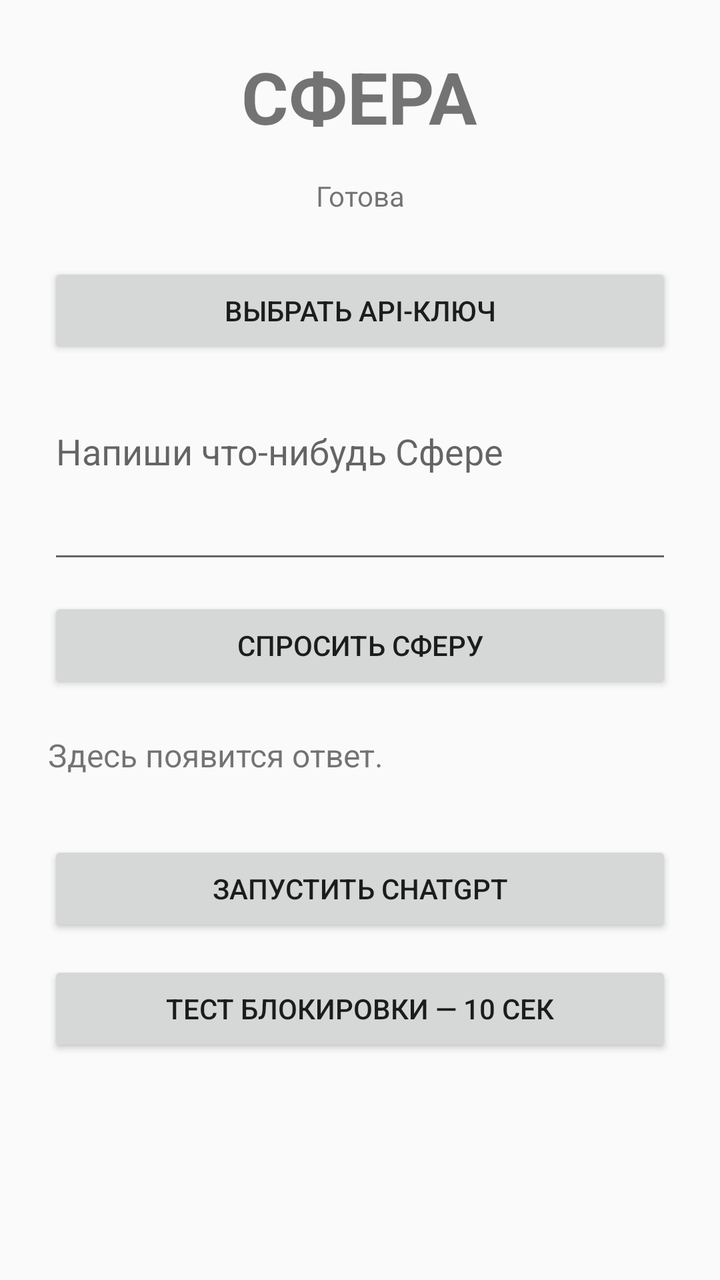
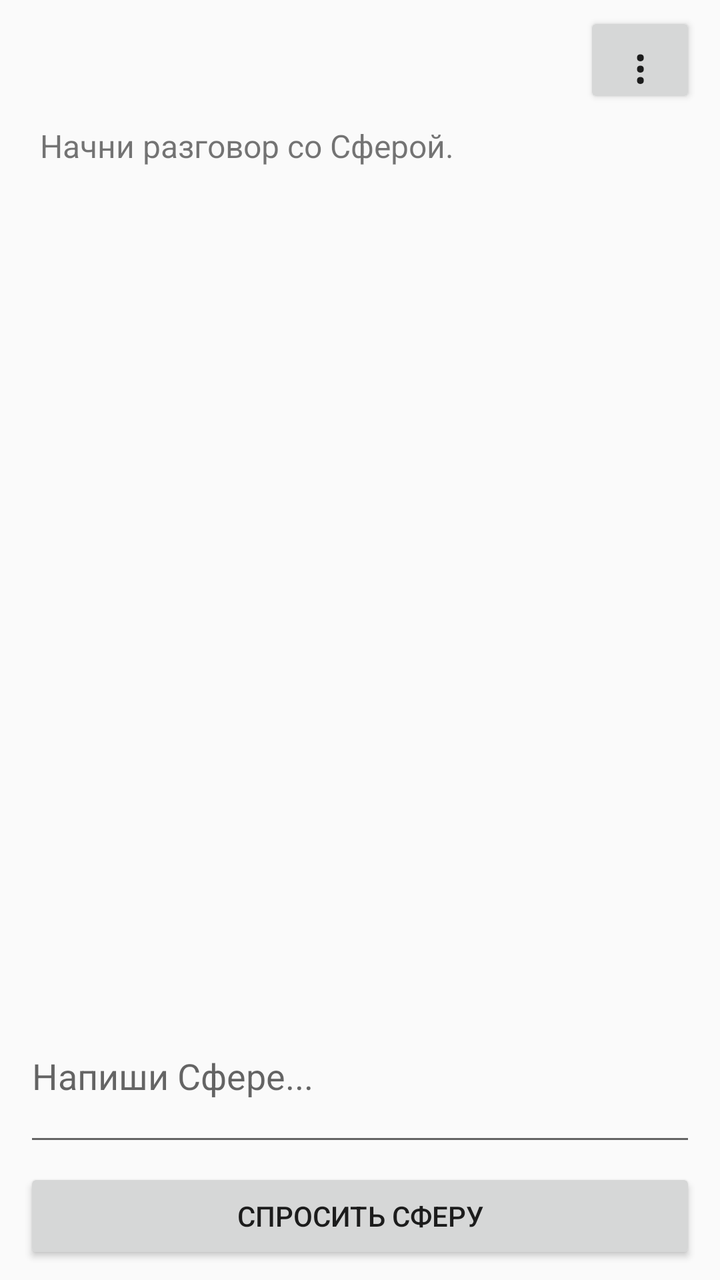

Screens rendered from an Android XML layout before and after an edit, with the pre-edit source and the edit as a unified diff.
<!-- AndroidManifest.xml: application theme AppTheme -->
<!-- res/layout/activity_main.xml -->
<?xml version="1.0" encoding="utf-8"?>
<ScrollView xmlns:android="http://schemas.android.com/apk/res/android"
    android:layout_width="match_parent"
    android:layout_height="match_parent">

    <LinearLayout
        android:layout_width="match_parent"
        android:layout_height="wrap_content"
        android:orientation="vertical"
        android:padding="24dp">

        <TextView
            android:layout_width="wrap_content"
            android:layout_height="wrap_content"
            android:layout_gravity="center_horizontal"
            android:text="СФЕРА"
            android:textSize="36sp"
            android:textStyle="bold" />

        <TextView
            android:id="@+id/statusText"
            android:layout_width="match_parent"
            android:layout_height="wrap_content"
            android:layout_marginTop="16dp"
            android:gravity="center"
            android:text="Готова" />

        <Button
            android:id="@+id/apiKeyButton"
            android:layout_width="match_parent"
            android:layout_height="wrap_content"
            android:layout_marginTop="24dp"
            android:text="Выбрать API-ключ" />

        <EditText
            android:id="@+id/messageInput"
            android:layout_width="match_parent"
            android:layout_height="wrap_content"
            android:layout_marginTop="24dp"
            android:hint="Напиши что-нибудь Сфере"
            android:inputType="textMultiLine"
            android:minLines="3"
            android:gravity="top|start" />

        <Button
            android:id="@+id/sendApiButton"
            android:layout_width="match_parent"
            android:layout_height="wrap_content"
            android:layout_marginTop="12dp"
            android:text="Спросить Сферу" />

        <TextView
            android:id="@+id/responseText"
            android:layout_width="match_parent"
            android:layout_height="wrap_content"
            android:layout_marginTop="20dp"
            android:text="Здесь появится ответ."
            android:textIsSelectable="true"
            android:textSize="16sp" />

        <Button
            android:id="@+id/voiceButton"
            android:layout_width="match_parent"
            android:layout_height="wrap_content"
            android:layout_marginTop="32dp"
            android:text="Запустить ChatGPT" />

        <Button
            android:id="@+id/lockTestButton"
            android:layout_width="match_parent"
            android:layout_height="wrap_content"
            android:layout_marginTop="12dp"
            android:text="Тест блокировки — 10 сек" />

    </LinearLayout>

</ScrollView>
<!-- resources referenced by this layout -->
<resources>
  <style name="AppTheme" parent="Theme.AppCompat.Light.DarkActionBar">
          
          <item name="colorPrimary">@color/colorPrimary</item>
          <item name="colorPrimaryDark">@color/colorPrimaryDark</item>
          <item name="colorAccent">@color/colorAccent</item>
      </style>
  <color name="colorPrimary">#008577</color>
  <color name="colorPrimaryDark">#00574B</color>
  <color name="colorAccent">#D81B60</color>
</resources>

<!-- the commit's change to res/layout/activity_main.xml (unified diff, before → after) -->
@@ -1,77 +1,56 @@
 <?xml version="1.0" encoding="utf-8"?>
-<ScrollView xmlns:android="http://schemas.android.com/apk/res/android"
+<LinearLayout xmlns:android="http://schemas.android.com/apk/res/android"
     android:layout_width="match_parent"
-    android:layout_height="match_parent">
+    android:layout_height="match_parent"
+    android:orientation="vertical"
+    android:paddingLeft="12dp"
+    android:paddingTop="6dp"
+    android:paddingRight="12dp"
+    android:paddingBottom="8dp">
 
-    <LinearLayout
+    <Button
+        android:id="@+id/menuButton"
+        android:layout_width="56dp"
+        android:layout_height="48dp"
+        android:layout_gravity="end"
+        android:text="⋮"
+        android:textSize="24sp" />
+
+    <ScrollView
+        android:id="@+id/chatScrollView"
         android:layout_width="match_parent"
-        android:layout_height="wrap_content"
-        android:orientation="vertical"
-        android:padding="24dp">
-
-        <TextView
-            android:layout_width="wrap_content"
-            android:layout_height="wrap_content"
-            android:layout_gravity="center_horizontal"
-            android:text="СФЕРА"
-            android:textSize="36sp"
-            android:textStyle="bold" />
-
-        <TextView
-            android:id="@+id/statusText"
-            android:layout_width="match_parent"
-            android:layout_height="wrap_content"
-            android:layout_marginTop="16dp"
-            android:gravity="center"
-            android:text="Готова" />
-
-        <Button
-            android:id="@+id/apiKeyButton"
-            android:layout_width="match_parent"
-            android:layout_height="wrap_content"
-            android:layout_marginTop="24dp"
-            android:text="Выбрать API-ключ" />
-
-        <EditText
-            android:id="@+id/messageInput"
-            android:layout_width="match_parent"
-            android:layout_height="wrap_content"
-            android:layout_marginTop="24dp"
-            android:hint="Напиши что-нибудь Сфере"
-            android:inputType="textMultiLine"
-            android:minLines="3"
-            android:gravity="top|start" />
-
-        <Button
-            android:id="@+id/sendApiButton"
-            android:layout_width="match_parent"
-            android:layout_height="wrap_content"
-            android:layout_marginTop="12dp"
-            android:text="Спросить Сферу" />
+        android:layout_height="0dp"
+        android:layout_weight="1"
+        android:fillViewport="true"
+        android:scrollbars="vertical">
 
         <TextView
             android:id="@+id/responseText"
             android:layout_width="match_parent"
             android:layout_height="wrap_content"
-            android:layout_marginTop="20dp"
-            android:text="Здесь появится ответ."
+            android:padding="8dp"
+            android:text="Начни разговор со Сферой."
             android:textIsSelectable="true"
             android:textSize="16sp" />
 
-        <Button
-            android:id="@+id/voiceButton"
-            android:layout_width="match_parent"
-            android:layout_height="wrap_content"
-            android:layout_marginTop="32dp"
-            android:text="Запустить ChatGPT" />
+    </ScrollView>
 
-        <Button
-            android:id="@+id/lockTestButton"
-            android:layout_width="match_parent"
-            android:layout_height="wrap_content"
-            android:layout_marginTop="12dp"
-            android:text="Тест блокировки — 10 сек" />
+    <EditText
+        android:id="@+id/messageInput"
+        android:layout_width="match_parent"
+        android:layout_height="wrap_content"
+        android:layout_marginTop="6dp"
+        android:gravity="top|start"
+        android:hint="Напиши Сфере..."
+        android:inputType="textMultiLine"
+        android:maxLines="4"
+        android:minLines="2" />
 
-    </LinearLayout>
+    <Button
+        android:id="@+id/sendApiButton"
+        android:layout_width="match_parent"
+        android:layout_height="wrap_content"
+        android:layout_marginTop="6dp"
+        android:text="Спросить Сферу" />
 
-</ScrollView>
+</LinearLayout>
